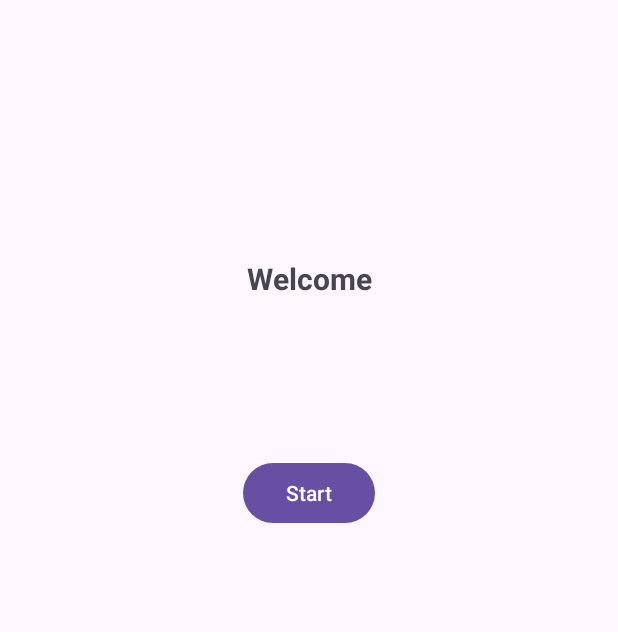
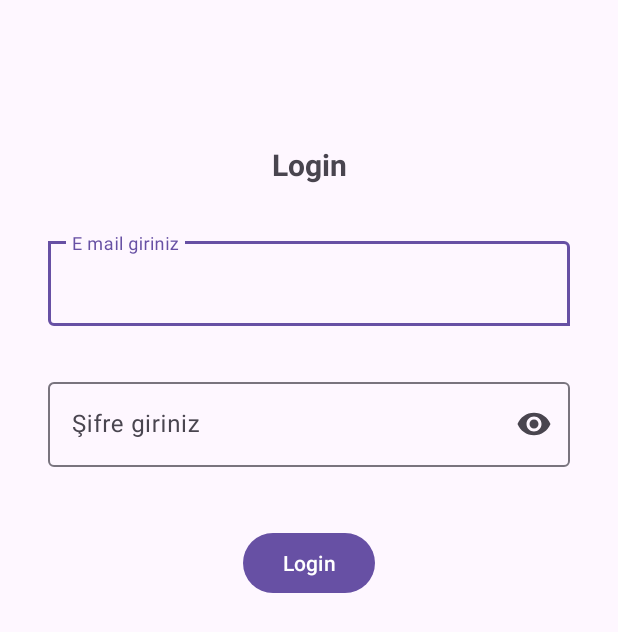
Before and after one commit to asgeri85/atlActivity, an Android app: the screen it shows after launch (MainActivity), on a phone screen of 412 x 824 dp. Shown: the top 632 px of the screen. Run offline under Robolectric (Android 15) with nearby library versions, the phone set to English and light mode, and no system bars.

Commit message:
first commit

```diff
--- /dev/null
+++ b/app/src/main/java/net/asgeri/atlactivity/LoginFragment.kt
@@ -0,0 +1,40 @@
+package net.asgeri.atlactivity
+
+import android.os.Bundle
+import android.view.LayoutInflater
+import android.view.View
+import android.view.ViewGroup
+import androidx.fragment.app.Fragment
+import androidx.navigation.fragment.findNavController
+import net.asgeri.atlactivity.databinding.FragmentLoginBinding
+
+class LoginFragment : Fragment() {
+
+    private var _binding: FragmentLoginBinding? = null
+    private val binding get() = _binding!!
+
+    override fun onCreateView(
+        inflater: LayoutInflater,
+        container: ViewGroup?,
+        savedInstanceState: Bundle?
+    ): View {
+        _binding = FragmentLoginBinding.inflate(inflater, container, false)
+
+        return binding.root
+    }
+
+    override fun onViewCreated(view: View, savedInstanceState: Bundle?) {
+        super.onViewCreated(view, savedInstanceState)
+
+        binding.buttonLogin.setOnClickListener {
+            findNavController().navigate(LoginFragmentDirections.actionLoginFragmentToHomeFragment(1))
+        }
+
+    }
+
+    override fun onDestroyView() {
+        super.onDestroyView()
+        _binding = null
+    }
+
+}
--- a/app/src/main/java/net/asgeri/atlactivity/MainActivity.kt
+++ b/app/src/main/java/net/asgeri/atlactivity/MainActivity.kt
@@ -16,9 +16,6 @@ class MainActivity : AppCompatActivity() {
         binding = ActivityMainBinding.inflate(layoutInflater)
         setContentView(binding.root)
 
-        binding.buttonStart.setOnClickListener {
-            val intent=Intent(this@MainActivity,GameActivity::class.java)
-            startActivity(intent)
-        }
+
     }
 }
--- /dev/null
+++ b/app/src/main/res/drawable/baseline_add_circle_outline_24.xml
@@ -0,0 +1,5 @@
+<vector xmlns:android="http://schemas.android.com/apk/res/android" android:height="24dp" android:tint="#000000" android:viewportHeight="24" android:viewportWidth="24" android:width="24dp">
+
+    <path android:fillColor="@android:color/white" android:pathData="M13,7h-2v4L7,11v2h4v4h2v-4h4v-2h-4L13,7zM12,2C6.48,2 2,6.48 2,12s4.48,10 10,10 10,-4.48 10,-10S17.52,2 12,2zM12,20c-4.41,0 -8,-3.59 -8,-8s3.59,-8 8,-8 8,3.59 8,8 -3.59,8 -8,8z"/>
+
+</vector>
--- a/app/src/main/res/layout/activity_main.xml
+++ b/app/src/main/res/layout/activity_main.xml
@@ -7,27 +7,15 @@
     android:layout_height="match_parent"
     tools:context=".MainActivity">
 
-    <TextView
-        android:id="@+id/textView"
-        android:layout_width="wrap_content"
-        android:layout_height="wrap_content"
-        android:layout_marginTop="172dp"
-        android:text="Welcome"
-        android:textSize="20sp"
-        android:textStyle="bold"
+    <androidx.fragment.app.FragmentContainerView
+        android:id="@+id/fragmentContainerView"
+        android:name="androidx.navigation.fragment.NavHostFragment"
+        android:layout_width="match_parent"
+        android:layout_height="match_parent"
+        app:defaultNavHost="true"
+        app:layout_constraintBottom_toBottomOf="parent"
         app:layout_constraintEnd_toEndOf="parent"
-        app:layout_constraintHorizontal_bias="0.5"
         app:layout_constraintStart_toStartOf="parent"
-        app:layout_constraintTop_toTopOf="parent" />
-
-    <Button
-        android:id="@+id/buttonStart"
-        android:layout_width="wrap_content"
-        android:layout_height="wrap_content"
-        android:layout_marginTop="105dp"
-        android:text="Start"
-        app:layout_constraintEnd_toEndOf="parent"
-        app:layout_constraintHorizontal_bias="0.5"
-        app:layout_constraintStart_toStartOf="parent"
-        app:layout_constraintTop_toBottomOf="@+id/textView" />
+        app:layout_constraintTop_toTopOf="parent"
+        app:navGraph="@navigation/main_mav" />
 </androidx.constraintlayout.widget.ConstraintLayout>
--- /dev/null
+++ b/app/src/main/res/layout/fragment_login.xml
@@ -0,0 +1,73 @@
+<?xml version="1.0" encoding="utf-8"?>
+<androidx.constraintlayout.widget.ConstraintLayout xmlns:android="http://schemas.android.com/apk/res/android"
+    xmlns:app="http://schemas.android.com/apk/res-auto"
+    xmlns:tools="http://schemas.android.com/tools"
+    android:layout_width="match_parent"
+    android:layout_height="match_parent"
+    tools:context=".LoginFragment">
+
+    <com.google.android.material.textfield.TextInputLayout
+        android:id="@+id/textInputLayout"
+        android:layout_width="0dp"
+        android:layout_height="wrap_content"
+        android:layout_marginStart="32dp"
+        android:layout_marginTop="32dp"
+        android:layout_marginEnd="32dp"
+        app:boxCornerRadiusBottomEnd="0dp"
+        app:boxCornerRadiusTopStart="0dp"
+        app:layout_constraintEnd_toEndOf="parent"
+        app:layout_constraintStart_toStartOf="parent"
+        app:layout_constraintTop_toBottomOf="@+id/textView3">
+
+        <com.google.android.material.textfield.TextInputEditText
+            android:id="@+id/editTextEmail"
+            android:layout_width="match_parent"
+            android:layout_height="wrap_content"
+            android:hint="E mail giriniz"
+            android:inputType="textEmailAddress" />
+    </com.google.android.material.textfield.TextInputLayout>
+
+    <TextView
+        android:id="@+id/textView3"
+        android:layout_width="wrap_content"
+        android:layout_height="wrap_content"
+        android:layout_marginTop="96dp"
+        android:text="Login"
+        android:textSize="20sp"
+        android:textStyle="bold"
+        app:layout_constraintEnd_toEndOf="parent"
+        app:layout_constraintHorizontal_bias="0.5"
+        app:layout_constraintStart_toStartOf="parent"
+        app:layout_constraintTop_toTopOf="parent" />
+
+    <com.google.android.material.textfield.TextInputLayout
+        android:id="@+id/textInputLayout2"
+        android:layout_width="0dp"
+        android:layout_height="wrap_content"
+        android:layout_marginStart="32dp"
+        android:layout_marginTop="32dp"
+        android:layout_marginEnd="32dp"
+        app:endIconMode="password_toggle"
+        app:layout_constraintEnd_toEndOf="parent"
+        app:layout_constraintStart_toStartOf="parent"
+        app:layout_constraintTop_toBottomOf="@+id/textInputLayout">
+
+        <com.google.android.material.textfield.TextInputEditText
+            android:id="@+id/editTextPassword"
+            android:layout_width="match_parent"
+            android:layout_height="wrap_content"
+            android:hint="Şifre giriniz"
+            android:inputType="textPassword" />
+    </com.google.android.material.textfield.TextInputLayout>
+
+    <Button
+        android:id="@+id/buttonLogin"
+        android:layout_width="wrap_content"
+        android:layout_height="wrap_content"
+        android:layout_marginTop="40dp"
+        android:text="Login"
+        app:layout_constraintEnd_toEndOf="parent"
+        app:layout_constraintHorizontal_bias="0.5"
+        app:layout_constraintStart_toStartOf="parent"
+        app:layout_constraintTop_toBottomOf="@+id/textInputLayout2" />
+</androidx.constraintlayout.widget.ConstraintLayout>
--- /dev/null
+++ b/app/src/main/res/navigation/main_mav.xml
@@ -0,0 +1,34 @@
+<?xml version="1.0" encoding="utf-8"?>
+<navigation xmlns:android="http://schemas.android.com/apk/res/android"
+    xmlns:app="http://schemas.android.com/apk/res-auto"
+    xmlns:tools="http://schemas.android.com/tools"
+    android:id="@+id/main_mav"
+    app:startDestination="@id/loginFragment">
+
+    <fragment
+        android:id="@+id/loginFragment"
+        android:name="net.asgeri.atlactivity.LoginFragment"
+        android:label="fragment_login"
+        tools:layout="@layout/fragment_login" >
+        <action
+            android:id="@+id/action_loginFragment_to_homeFragment"
+            app:destination="@id/homeFragment" />
+        <action
+            android:id="@+id/action_loginFragment_to_profileFragment2"
+            app:destination="@id/profileFragment" />
+    </fragment>
+    <fragment
+        android:id="@+id/homeFragment"
+        android:name="net.asgeri.atlactivity.HomeFragment"
+        android:label="fragment_home"
+        tools:layout="@layout/fragment_home" >
+        <argument
+            android:name="index"
+            app:argType="integer" />
+    </fragment>
+    <fragment
+        android:id="@+id/profileFragment"
+        android:name="net.asgeri.atlactivity.ProfileFragment"
+        android:label="fragment_profile"
+        tools:layout="@layout/fragment_profile" />
+</navigation>
--- a/app/src/main/res/values/strings.xml
+++ b/app/src/main/res/values/strings.xml
@@ -1,3 +1,5 @@
 <resources>
     <string name="app_name">AtlActivity</string>
+    <!-- TODO: Remove or change this placeholder text -->
+    <string name="hello_blank_fragment">Hello blank fragment</string>
 </resources>
```
Also changed, not shown: app/build.gradle.kts (+7 -0 lines), app/src/main/java/net/asgeri/atlactivity/FinishActivity.kt (deleted, +0 -28 lines), app/src/main/java/net/asgeri/atlactivity/GameActivity.kt (deleted, +0 -59 lines), app/src/main/java/net/asgeri/atlactivity/HomeFragment.kt (added, +43 -0 lines), app/src/main/java/net/asgeri/atlactivity/ProfileFragment.kt (added, +34 -0 lines), app/src/main/java/net/asgeri/atlactivity/User.kt (added, +7 -0 lines), app/src/main/res/layout/activity_finish.xml (deleted, +0 -32 lines), app/src/main/res/layout/activity_game.xml (deleted, +0 -56 lines), app/src/main/res/layout/fragment_home.xml (added, +31 -0 lines), app/src/main/res/layout/fragment_profile.xml (added, +14 -0 lines), build.gradle.kts (+10 -0 lines).
